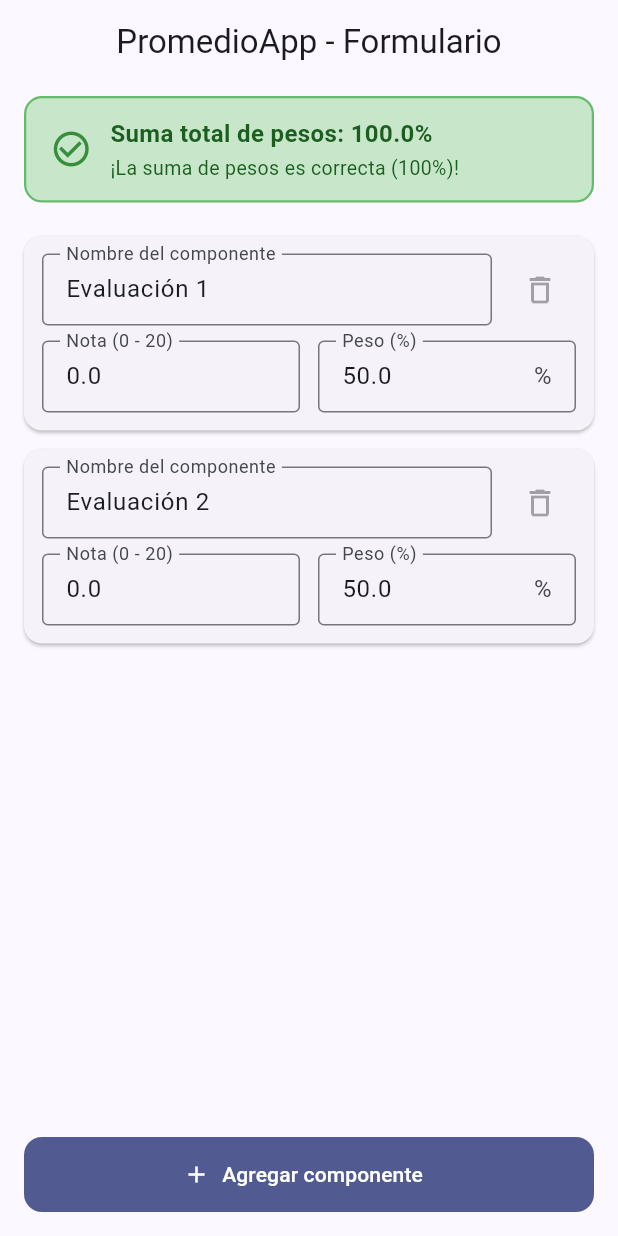
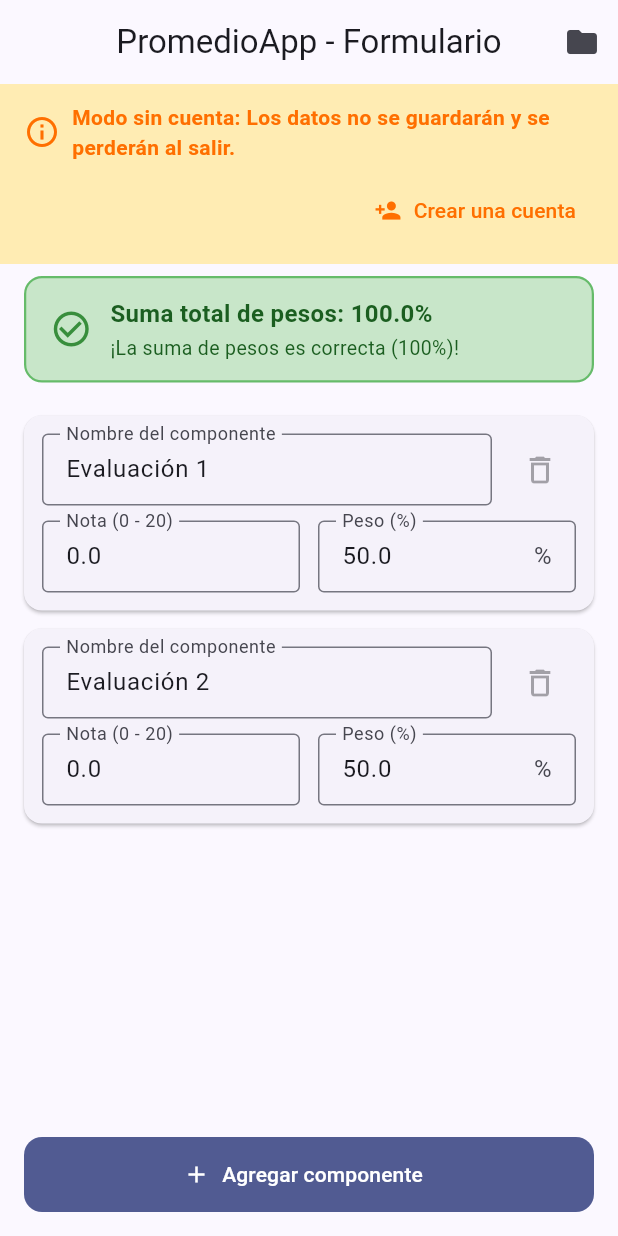
Before and after one commit to pieroalexanderppc/SI988-2026-GRUPO03, a Flutter app: the screen it shows after launch, on a phone screen of 412 x 824 dp. Run offline on Flutter 3.47's test engine with Material 3 defaults, Android fonts, the phone set to English and light mode, and no system bars; our stand-ins replace firebase_core; accounts and stored records are empty.

Commit message:
feat(h08): agregar modo sin cuenta y navegacion a ciclos

```diff
--- a/proyecto_moviles2_grupo03/lib/screens/home_screen.dart
+++ b/proyecto_moviles2_grupo03/lib/screens/home_screen.dart
@@ -2,6 +2,8 @@ import 'package:flutter/material.dart';
 import 'package:provider/provider.dart';
 import '../providers/componentes_provider.dart';
 import '../widgets/fila_componente.dart';
+
+import 'ciclos_screen.dart';
 
 /// Pantalla principal (HomeScreen) con el formulario dinámico de componentes de evaluación.
 class HomeScreen extends StatelessWidget {
@@ -13,6 +15,18 @@ class HomeScreen extends StatelessWidget {
       appBar: AppBar(
         title: const Text('PromedioApp - Formulario'),
         centerTitle: true,
+        actions: [
+          IconButton(
+            icon: const Icon(Icons.folder),
+            tooltip: 'Mis Ciclos',
+            onPressed: () {
+              Navigator.push(
+                context,
+                MaterialPageRoute(builder: (_) => const CiclosScreen()),
+              );
+            },
+          ),
+        ],
       ),
       body: Consumer<ComponentesProvider>(
         builder: (context, provider, child) {
@@ -22,6 +36,59 @@ class HomeScreen extends StatelessWidget {
 
           return Column(
             children: [
+              // Aviso de Modo Sin Cuenta (Guest Mode)
+              Container(
+                width: double.infinity,
+                color: Colors.amber.shade100,
+                padding: const EdgeInsets.symmetric(
+                  horizontal: 16,
+                  vertical: 12,
+                ),
+                child: Column(
+                  crossAxisAlignment: CrossAxisAlignment.start,
+                  children: [
+                    Row(
+                      children: [
+                        Icon(Icons.info_outline, color: Colors.amber.shade900),
+                        const SizedBox(width: 8),
+                        Expanded(
+                          child: Text(
+                            'Modo sin cuenta: Los datos no se guardarán y se perderán al salir.',
+                            style: TextStyle(
+                              color: Colors.amber.shade900,
+                              fontWeight: FontWeight.bold,
+                            ),
+                          ),
+                        ),
+                      ],
+                    ),
+                    const SizedBox(height: 8),
+                    Align(
+                      alignment: Alignment.centerRight,
+                      child: TextButton.icon(
+                        onPressed: () {
+                          // TODO: Navegar a pantalla de registro (Issue futuro)
+                          ScaffoldMessenger.of(context).showSnackBar(
+                            const SnackBar(
+                              content: Text('Navegando a Crear Cuenta...'),
+                            ),
+                          );
+                        },
+                        icon: const Icon(Icons.person_add, size: 18),
+                        label: const Text('Crear una cuenta'),
+                        style: TextButton.styleFrom(
+                          foregroundColor: Colors.amber.shade900,
+                          padding: const EdgeInsets.symmetric(
+                            horizontal: 12,
+                            vertical: 8,
+                          ),
+                        ),
+                      ),
+                    ),
+                  ],
+                ),
+              ),
+
               // Indicador visual del total de pesos
               _buildIndicadorPesos(context, sumaPesos, esValida),
 
@@ -70,7 +137,10 @@ class HomeScreen extends StatelessWidget {
 
   /// Widget de banner/indicador visual para la suma de pesos.
   Widget _buildIndicadorPesos(
-      BuildContext context, double sumaPesos, bool esValida) {
+    BuildContext context,
+    double sumaPesos,
+    bool esValida,
+  ) {
     final colorFondo = esValida ? Colors.green.shade100 : Colors.red.shade100;
     final colorTexto = esValida ? Colors.green.shade900 : Colors.red.shade900;
     final colorIcono = esValida ? Colors.green.shade700 : Colors.red.shade700;
@@ -112,10 +182,7 @@ class HomeScreen extends StatelessWidget {
                   esValida
                       ? '¡La suma de pesos es correcta (100%)!'
                       : 'La suma de pesos debe dar 100% (tolerancia ±0.1%)',
-                  style: TextStyle(
-                    fontSize: 13,
-                    color: colorTexto,
-                  ),
+                  style: TextStyle(fontSize: 13, color: colorTexto),
                 ),
               ],
             ),
```
